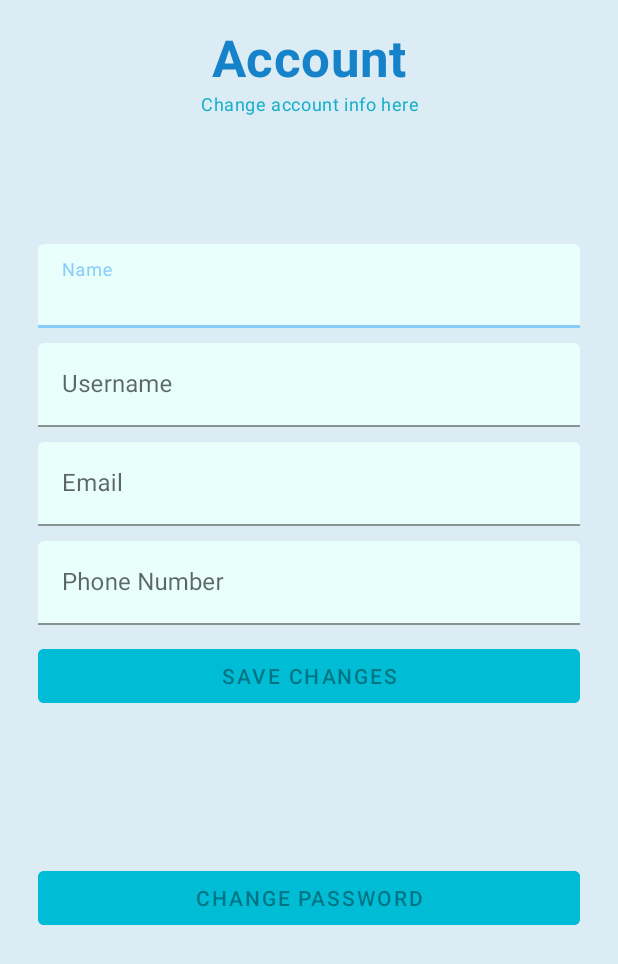
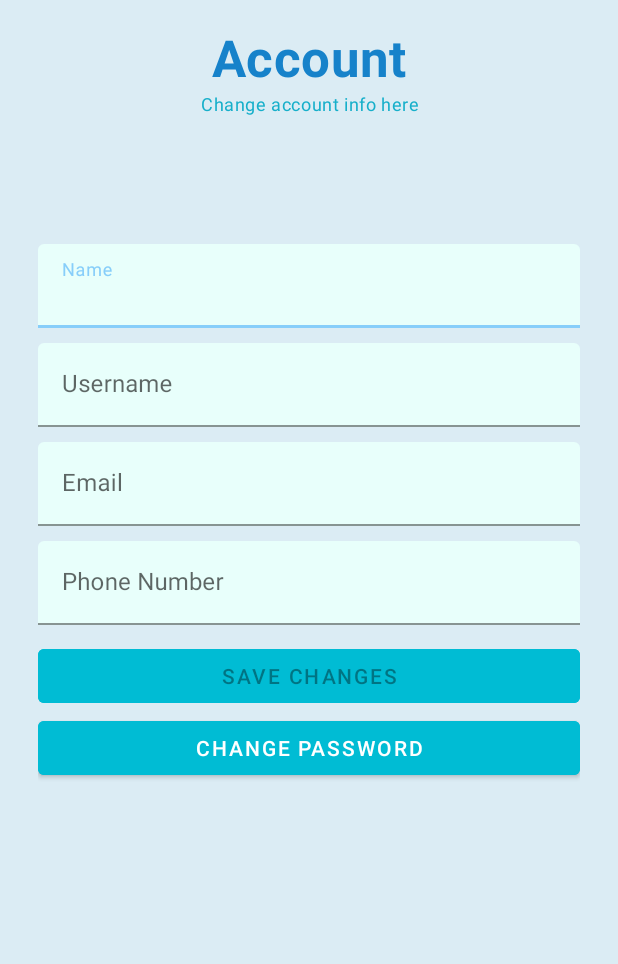
Before and after one commit to SEP-VIA-GROUP5/Art_Preservation_Embedded_SEP4, an Android app: the layout fragment_account.xml on its own in the app's theme, with its tools: preview values and no code run, on a phone screen of 412 x 824 dp. Shown: the top 964 px of the screen. Run offline under Robolectric (Android 15) with nearby library versions, the phone set to English and light mode, and no system bars.

Commit message:
make reset password button visible in AccountFragment

```diff
--- a/Android Tier/app/src/main/java/com/via/sep4/view/AccountFragment.java
+++ b/Android Tier/app/src/main/java/com/via/sep4/view/AccountFragment.java
@@ -130,7 +130,6 @@ public class AccountFragment extends Fragment {
                 });
                 passwordreesetdiag.create().show();
 
-
             }
         });
 
--- a/Android Tier/app/src/main/res/layout/fragment_account.xml
+++ b/Android Tier/app/src/main/res/layout/fragment_account.xml
@@ -115,7 +115,6 @@
             android:id="@+id/saveBtn"
             android:layout_width="match_parent"
             android:layout_height="wrap_content"
-            android:layout_marginBottom="100dp"
             android:backgroundTint="#00BCD4"
             android:enabled="false"
             android:text="@string/account_save" />
@@ -124,9 +123,7 @@
             android:id="@+id/changePass"
             android:layout_width="match_parent"
             android:layout_height="wrap_content"
-            android:layout_marginBottom="100dp"
             android:backgroundTint="#00BCD4"
-            android:enabled="false"
             android:text="Change Password" />
     </LinearLayout>
 </LinearLayout>
```
